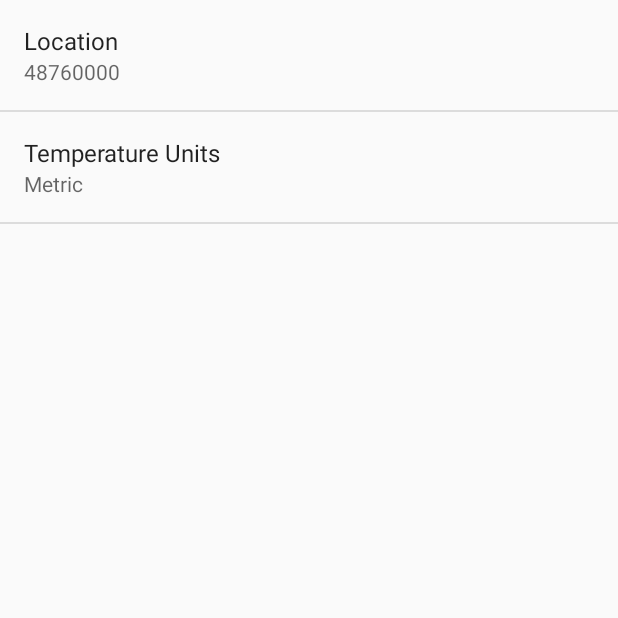
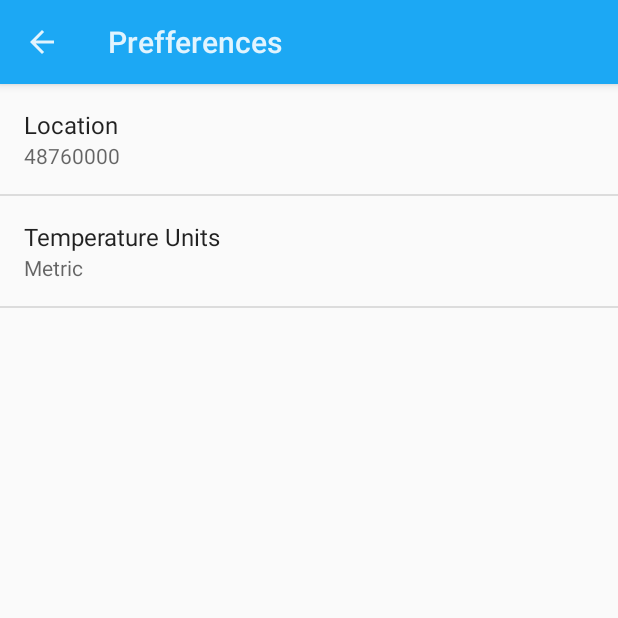
Before and after one commit to MateusCarvalho/udacity-sunshine, an Android app: the screen it shows after launch (SettingsActivity), in the options menu, after a tap on "Settings", on a phone screen of 412 x 824 dp, the top half of it. Run offline under Robolectric (Android 15) with nearby library versions, the phone set to English and light mode, and no system bars.

Commit message:
add new theme for settingsactivity

```diff
--- a/app/src/main/AndroidManifest.xml
+++ b/app/src/main/AndroidManifest.xml
@@ -8,7 +8,7 @@
         android:icon="@mipmap/ic_launcher"
         android:label="@string/app_name"
         android:supportsRtl="true"
-        android:theme="@style/AppTheme">
+        android:theme="@style/ForecastTheme">
         <activity android:name=".MainActivity">
             <intent-filter>
                 <action android:name="android.intent.action.MAIN" />
@@ -26,6 +26,7 @@
                 android:value=".MainActivity"></meta-data>
         </activity>
         <activity
+            android:theme="@style/SettingsTheme"
             android:label="@string/activity_prefferences"
             android:parentActivityName=".MainActivity"
             android:name=".SettingsActivity">
--- a/app/src/main/java/com/example/android/sunshine/app/MainActivity.java
+++ b/app/src/main/java/com/example/android/sunshine/app/MainActivity.java
@@ -39,6 +39,7 @@ public class MainActivity extends AppCompatActivity implements ForecastFragment.
             }
         } else {
             mTwoPane = false;
+            getSupportActionBar().setElevation(0f);
         }
 
         ForecastFragment forecastFragment =  ((ForecastFragment)getSupportFragmentManager()
--- /dev/null
+++ b/app/src/main/res/values-v14/styles.xml
@@ -0,0 +1,13 @@
+<?xml version="1.0" encoding="utf-8"?>
+<resources>
+    <!-- Settings activity theme. -->
+    <style name="SettingsTheme" parent="@android:style/Theme.Holo.Light.DarkActionBar">
+        <item name="android:actionBarStyle">@style/ActionBar.V14.Sunshine.NoTitle</item>
+    </style>
+
+    <!-- Settings activity action bar styles -->
+    <style name="ActionBar.V14.Sunshine.NoTitle" parent="@android:style/Widget.Holo.Light.ActionBar.Solid.Inverse">
+        <item name="android:background">@color/sunshine_blue</item>
+        <item name="android:height">56dp</item>
+    </style>
+</resources>
--- a/app/src/main/res/values-v21/styles.xml
+++ b/app/src/main/res/values-v21/styles.xml
@@ -3,4 +3,10 @@
     <style name="ForecastListStyle">
         <item name="android:choiceMode">singleChoice</item>
     </style>
+
+    <!-- Settings activity theme. -->
+    <style name="SettingsTheme" parent="@android:style/Theme.Material.Light.DarkActionBar">
+        <item name="android:colorPrimary">@color/sunshine_blue</item>
+        <item name="android:colorPrimaryDark">@color/sunshine_dark_blue</item>
+    </style>
 </resources>
--- a/app/src/main/res/values/colors.xml
+++ b/app/src/main/res/values/colors.xml
@@ -1,9 +1,8 @@
 <?xml version="1.0" encoding="utf-8"?>
 <resources>
-    <color name="colorPrimary">#3F51B5</color>
-    <color name="colorPrimaryDark">#303F9F</color>
     <color name="colorAccent">#FF4081</color>
     <color name="sunshine_light_blue">#ff64c2f4</color>
     <color name="grey">#cccccc</color>
-
+    <color name="sunshine_blue">#ff1ca8f4</color>
+    <color name="sunshine_dark_blue">#0288D1</color>
 </resources>
--- a/app/src/main/res/values/styles.xml
+++ b/app/src/main/res/values/styles.xml
@@ -1,15 +1,31 @@
 <resources>
 
     <!-- Base application theme. -->
-    <style name="AppTheme" parent="Theme.AppCompat.Light.DarkActionBar">
-        <!-- Customize your theme here. -->
-        <item name="colorPrimary">@color/colorPrimary</item>
-        <item name="colorPrimaryDark">@color/colorPrimaryDark</item>
-        <item name="colorAccent">@color/colorAccent</item>
+    <style name="AppTheme" parent="@style/Theme.AppCompat.Light.DarkActionBar">
+        <item name="colorPrimary">@color/sunshine_blue</item>
+        <item name="colorPrimaryDark">@color/sunshine_dark_blue</item>
     </style>
 
+    <!-- Main activity theme. -->
+    <style name="ForecastTheme" parent="AppTheme">
+        <item name="actionBarStyle">@style/ActionBar.Solid.Sunshine.NoTitle</item>
+    </style>
+
+
+    <!-- Settings activity theme. -->
+    <style name="SettingsTheme" parent="AppTheme">
+    </style>
+
+    <!-- main activity action bar styles -->
+    <style name="ActionBar.Solid.Sunshine.NoTitle" parent="@style/Widget.AppCompat.Light.ActionBar.Solid.Inverse">
+        <item name="displayOptions">useLogo|showHome</item>
+        <item name="logo">@drawable/ic_logo</item>
+    </style>
+
+    <!-- Style for forecast listview -->
     <style name="ForecastListStyle">
-
+        <!-- Here it's a stub.  In screens of sufficient width, this style includes modifications
+        for two-pane layout -->
     </style>
 
 </resources>
```
